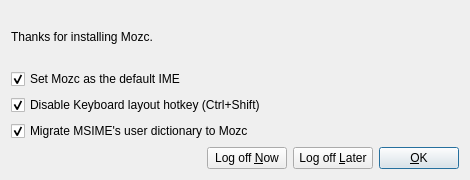
The window that src/gui/post_install_dialog/post_install_dialog.ui (google/mozc) describes before a commit, drawn with Qt 5.
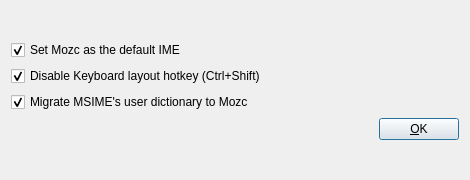
The same window after the commit.

What changed in the file:
```diff
--- a/src/gui/post_install_dialog/post_install_dialog.ui
+++ b/src/gui/post_install_dialog/post_install_dialog.ui
@@ -67,16 +67,6 @@
      <property name="horizontalSpacing">
       <number>6</number>
      </property>
-     <item row="2" column="0" colspan="4">
-      <widget class="QLabel" name="thanksLabel">
-       <property name="text">
-        <string>Thanks for installing Mozc.</string>
-       </property>
-       <property name="wordWrap">
-        <bool>true</bool>
-       </property>
-      </widget>
-     </item>
      <item row="6" column="0">
       <spacer name="horizontalSpacer">
        <property name="orientation">
@@ -97,13 +87,6 @@
        </property>
       </widget>
      </item>
-     <item row="6" column="2">
-      <widget class="QPushButton" name="logoffLaterButton">
-       <property name="text">
-        <string>Log off &amp;Later</string>
-       </property>
-      </widget>
-     </item>
      <item row="5" column="0" colspan="4">
       <widget class="QCheckBox" name="migrateDefaultIMEUserDictionaryCheckBox">
        <property name="text">
@@ -124,13 +107,6 @@
        </property>
       </widget>
      </item>
-     <item row="6" column="1">
-      <widget class="QPushButton" name="logoffNowButton">
-       <property name="text">
-        <string>Log off &amp;Now</string>
-       </property>
-      </widget>
-     </item>
      <item row="4" column="0" colspan="4">
       <widget class="QCheckBox" name="IMEHotKeyDisabledCheckBox">
        <property name="text">
```
Left out of the diff: 2 changed lines with no effect on the pictures.
